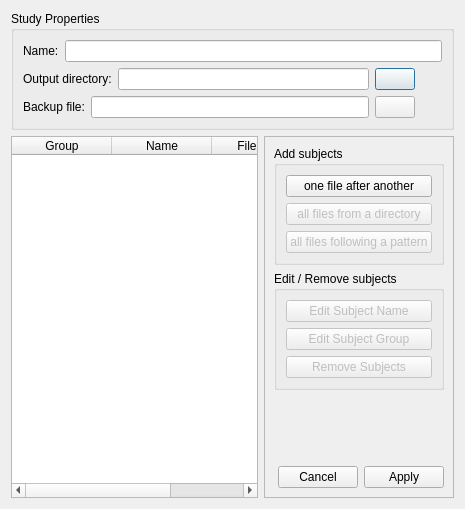
The window that morphologist/gui/ui/study_editor_widget.ui (brainvisa/morphologist) describes before a commit, drawn with Qt 5.
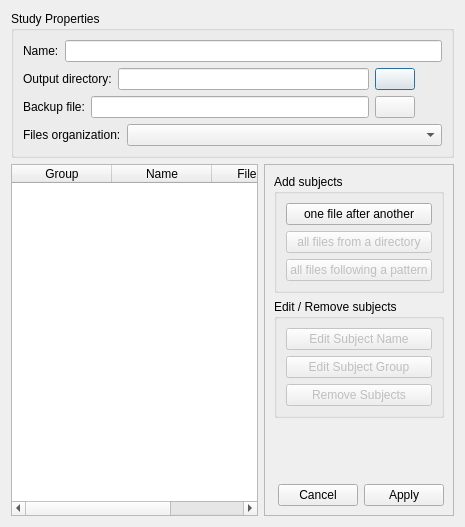
The same window after the commit. Icons and pictures are not drawn.

Commit message: ENH: Combobox to choose the parameter template

Patch:
```diff
--- a/morphologist/gui/ui/study_editor_widget.ui
+++ b/morphologist/gui/ui/study_editor_widget.ui
@@ -7,7 +7,7 @@
     <x>0</x>
     <y>0</y>
     <width>465</width>
-    <height>509</height>
+    <height>527</height>
    </rect>
   </property>
   <property name="windowTitle">
@@ -146,6 +146,26 @@
         </item>
        </layout>
       </item>
+      <item>
+       <layout class="QHBoxLayout" name="horizontalLayout_5">
+        <item>
+         <widget class="QLabel" name="parameter_template_label">
+          <property name="sizePolicy">
+           <sizepolicy hsizetype="Maximum" vsizetype="Preferred">
+            <horstretch>0</horstretch>
+            <verstretch>0</verstretch>
+           </sizepolicy>
+          </property>
+          <property name="text">
+           <string>Files organization:</string>
+          </property>
+         </widget>
+        </item>
+        <item>
+         <widget class="QComboBox" name="parameter_template_combobox"/>
+        </item>
+       </layout>
+      </item>
      </layout>
     </widget>
    </item>
```
The commit also changes 3 other files.
